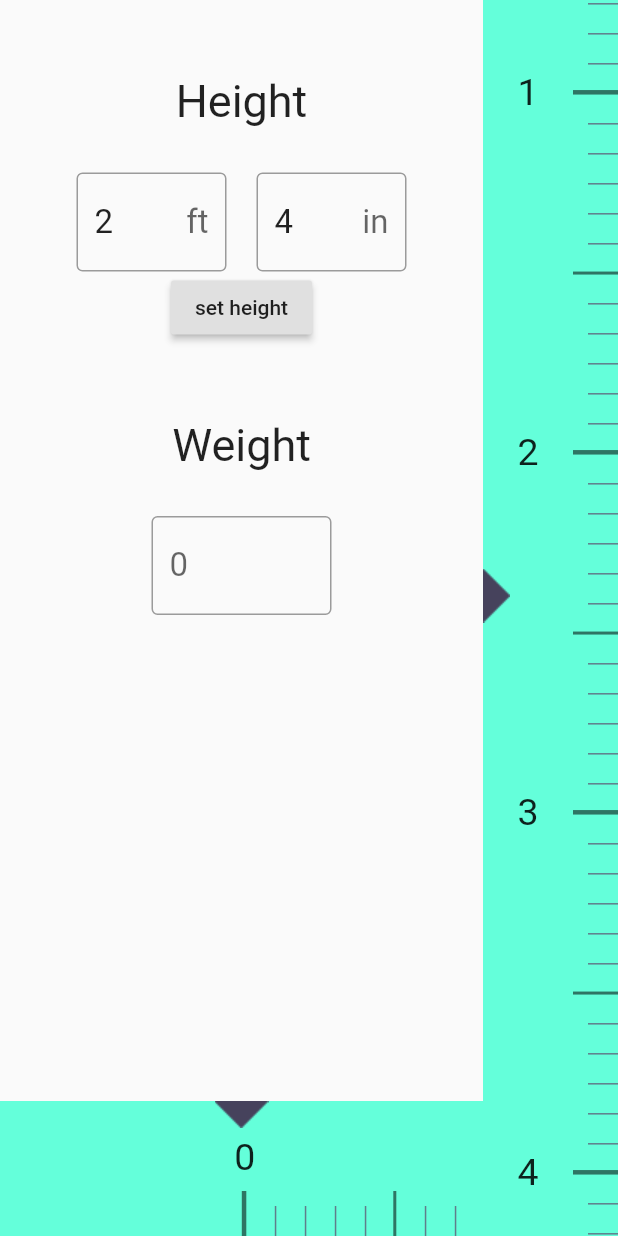
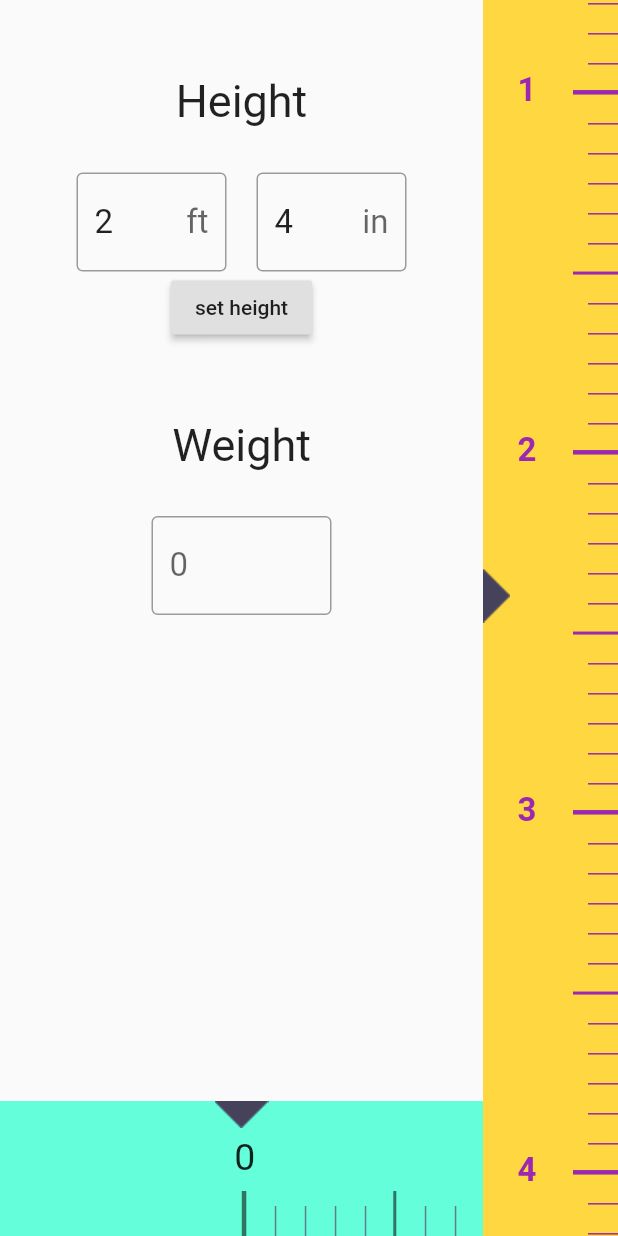
Before and after one commit to pinkeshdarji/HeightWeightScale, a Flutter app: the screen it shows after launch, scrolled down 576 dp, on a phone screen of 412 x 824 dp. Run offline on Flutter 3.47's test engine with Material 2 defaults, Android fonts, the phone set to English and light mode, and no system bars.

Commit message:
scale customization done.

```diff
--- a/lib/ui/height_weight_scale.dart
+++ b/lib/ui/height_weight_scale.dart
@@ -2,7 +2,7 @@ import 'package:flutter/material.dart';
 import 'package:flutter/rendering.dart';
 import 'package:height_weight_scale/model/measurement_line.dart';
 
-import 'height_scale.dart';
+import 'vertical_scale.dart';
 
 class HeightWeightScalePage extends StatefulWidget {
   @override
@@ -228,9 +228,17 @@ class _HeightWeightScalePageState extends State<HeightWeightScalePage> {
                 ],
               ),
             ),
-            HeightScale(
-              heightLimitInFeet: 15,
-              heightController: _heightController,
+            VerticalScale(
+              maxValue: 13,
+              scaleController: _heightController,
+              scaleColor: Colors.amberAccent,
+              lineColor: Colors.purple,
+              linesBetweenTwoPoints: 11,
+              middleLineAt: 6,
+              textStyle: TextStyle(
+                  fontSize: 22,
+                  color: Colors.purple,
+                  fontWeight: FontWeight.bold),
               onChanged: _handleHeightScaleChanged,
             ),
           ],
@@ -240,7 +248,6 @@ class _HeightWeightScalePageState extends State<HeightWeightScalePage> {
   }
 
   /// Methods
-
   void _fillDataForWeight() {
     for (int i = 0; i <= weightLimitInKg; i++) {
       weightMeasurementLineList.add(MeasurementLine(type: Line.big, value: i));
@@ -284,8 +291,11 @@ class _HeightWeightScalePageState extends State<HeightWeightScalePage> {
     }
   }
 
-  void _handleHeightScaleChanged(int feet, int inch) {
-    debugPrint('hi');
+  void _handleHeightScaleChanged(int scalePoints) {
+    int inchOffest = scalePoints ~/ 20;
+    int feet = inchOffest ~/ 12;
+    int inch = inchOffest % 12;
+    debugPrint('${feet} feet and ${inch} inch long');
     setState(() {
       feetController.text = feet.toString();
       inchController.text = inch.toString();
--- a/lib/ui/height_scale.dart
+++ b/lib/ui/vertical_scale.dart
@@ -1,38 +1,52 @@
 import 'package:flutter/material.dart';
 import 'package:height_weight_scale/model/measurement_line.dart';
 
-typedef void ScaleChangedCallback(int feet, int inch);
+typedef void ScaleChangedCallback(int scalePoints);
 
-class HeightScale extends StatefulWidget {
-  final int heightLimitInFeet;
-  final ScrollController heightController;
+class VerticalScale extends StatefulWidget {
+  final int maxValue;
+  final ScrollController scaleController;
   final ScaleChangedCallback onChanged;
+  final Color scaleColor;
+  final Color lineColor;
+  final TextStyle textStyle;
+  final int linesBetweenTwoPoints;
+  final int middleLineAt;
 
-  const HeightScale({
+  const VerticalScale({
     Key key,
-    @required this.heightLimitInFeet,
-    @required this.heightController,
-    @required this.onChanged,
-  }) : super(key: key);
+    @required this.maxValue,
+    @required this.scaleController,
+    this.onChanged,
+    this.scaleColor = Colors.tealAccent,
+    this.lineColor = Colors.black54,
+    this.textStyle = const TextStyle(fontSize: 25, color: Colors.black54),
+    this.linesBetweenTwoPoints = 9,
+    this.middleLineAt = 5,
+  })  : assert(maxValue != null,
+            "maxValue cannot be null. This is used to set scale limit. i.e maxValue=10"),
+        assert(scaleController != null,
+            "scaleController cannot be null. This is used to control the behaviour of scale like reading current scale point, move to particular point in scale etc. Try giving value like scaleController: ScrollController(initialScrollOffset: 0)"),
+        super(key: key);
 
   @override
-  _HeightScaleState createState() => _HeightScaleState();
+  _VerticalScaleState createState() => _VerticalScaleState();
 }
 
-class _HeightScaleState extends State<HeightScale> {
-  List<MeasurementLine> heightMeasurementLineList = List<MeasurementLine>();
+class _VerticalScaleState extends State<VerticalScale> {
+  List<MeasurementLine> measurementLineList = List<MeasurementLine>();
 
   @override
   void initState() {
     super.initState();
-    _fillDataForHeight();
-    widget.heightController.addListener(_heightScrollListener);
+    _createListOfLinesToDraw();
+    widget.scaleController.addListener(_scaleScrollListener);
   }
 
   @override
   void dispose() {
-    widget.heightController.removeListener(_heightScrollListener);
-    widget.heightController.dispose();
+    widget.scaleController.removeListener(_scaleScrollListener);
+    widget.scaleController.dispose();
     super.dispose();
   }
 
@@ -40,7 +54,7 @@ class _HeightScaleState extends State<HeightScale> {
   Widget build(BuildContext context) {
     return Container(
       width: 90,
-      decoration: BoxDecoration(color: Colors.tealAccent[200]),
+      decoration: BoxDecoration(color: widget.scaleColor),
       child: Row(
         crossAxisAlignment: CrossAxisAlignment.start,
         children: <Widget>[
@@ -58,12 +72,12 @@ class _HeightScaleState extends State<HeightScale> {
           Expanded(
               child: ListView.builder(
             physics: BouncingScrollPhysics(),
-            controller: widget.heightController,
-            itemCount: heightMeasurementLineList.length,
+            controller: widget.scaleController,
+            itemCount: measurementLineList.length,
             padding: EdgeInsets.only(
                 left: 5, top: MediaQuery.of(context).size.height * 0.46),
             itemBuilder: (context, index) {
-              final mLine = heightMeasurementLineList[index];
+              final mLine = measurementLineList[index];
               if (mLine.type == Line.big) {
                 return Stack(
                   alignment: AlignmentDirectional.bottomEnd,
@@ -74,7 +88,7 @@ class _HeightScaleState extends State<HeightScale> {
                       left: 0,
                       child: Text(
                         '${mLine.value}',
-                        style: TextStyle(fontSize: 25),
+                        style: widget.textStyle,
                       ),
                     ),
                     Column(
@@ -86,13 +100,13 @@ class _HeightScaleState extends State<HeightScale> {
                         Container(
                           height: 3,
                           width: 30,
-                          decoration: BoxDecoration(color: Colors.black54),
+                          decoration: BoxDecoration(color: widget.lineColor),
                         ),
                       ],
                     )
                   ],
                 );
-              } else if (heightMeasurementLineList[index].type == Line.small) {
+              } else if (measurementLineList[index].type == Line.small) {
                 return Column(
                   crossAxisAlignment: CrossAxisAlignment.end,
                   children: <Widget>[
@@ -102,7 +116,7 @@ class _HeightScaleState extends State<HeightScale> {
                     Container(
                       height: 1,
                       width: 20,
-                      decoration: BoxDecoration(color: Colors.blueGrey),
+                      decoration: BoxDecoration(color: widget.lineColor),
                     ),
                   ],
                 );
@@ -116,7 +130,7 @@ class _HeightScaleState extends State<HeightScale> {
                     Container(
                       height: 2,
                       width: 30,
-                      decoration: BoxDecoration(color: Colors.black54),
+                      decoration: BoxDecoration(color: widget.lineColor),
                     ),
                   ],
                 );
@@ -128,36 +142,18 @@ class _HeightScaleState extends State<HeightScale> {
     );
   }
 
-  void _fillDataForHeight() {
-    for (int i = 0; i <= widget.heightLimitInFeet; i++) {
-      heightMeasurementLineList.add(MeasurementLine(type: Line.big, value: i));
-      for (int j = 0; j <= 10; j++) {
-        heightMeasurementLineList.add(j != 5
+  void _createListOfLinesToDraw() {
+    for (int i = 0; i <= widget.maxValue; i++) {
+      measurementLineList.add(MeasurementLine(type: Line.big, value: i));
+      for (int j = 1; j <= widget.linesBetweenTwoPoints; j++) {
+        measurementLineList.add(j != widget.middleLineAt
             ? MeasurementLine(type: Line.small, value: i)
             : MeasurementLine(type: Line.medium, value: i));
       }
     }
   }
 
-  _heightScrollListener() {
-    debugPrint('${widget.heightController.offset}');
-    _heightConvertPixelToFeetAndInchAndReflectOnTextForm(
-        widget.heightController.offset.toInt());
+  _scaleScrollListener() {
+    widget.onChanged(widget.scaleController.offset.toInt());
   }
-
-  _heightConvertPixelToFeetAndInchAndReflectOnTextForm(int value) {
-    int inchOffest = value ~/ 20;
-    int feet = inchOffest ~/ 12;
-    int inch = inchOffest % 12;
-    debugPrint('${feet} feet and ${inch} inch long');
-    widget.onChanged(feet, inch);
-  }
-
-//  _moveScaleTo() {
-//    double moveToPixel = widget.feet * 240 + widget.inch * 20;
-//    if (widget.heightController.hasClients) {
-//      widget.heightController.animateTo(moveToPixel,
-//          duration: Duration(milliseconds: 1000), curve: Curves.fastOutSlowIn);
-//    }
-//  }
 }
```
Also changed, not shown: lib/ui/scroll_sync.dart (deleted, +0 -130 lines).
